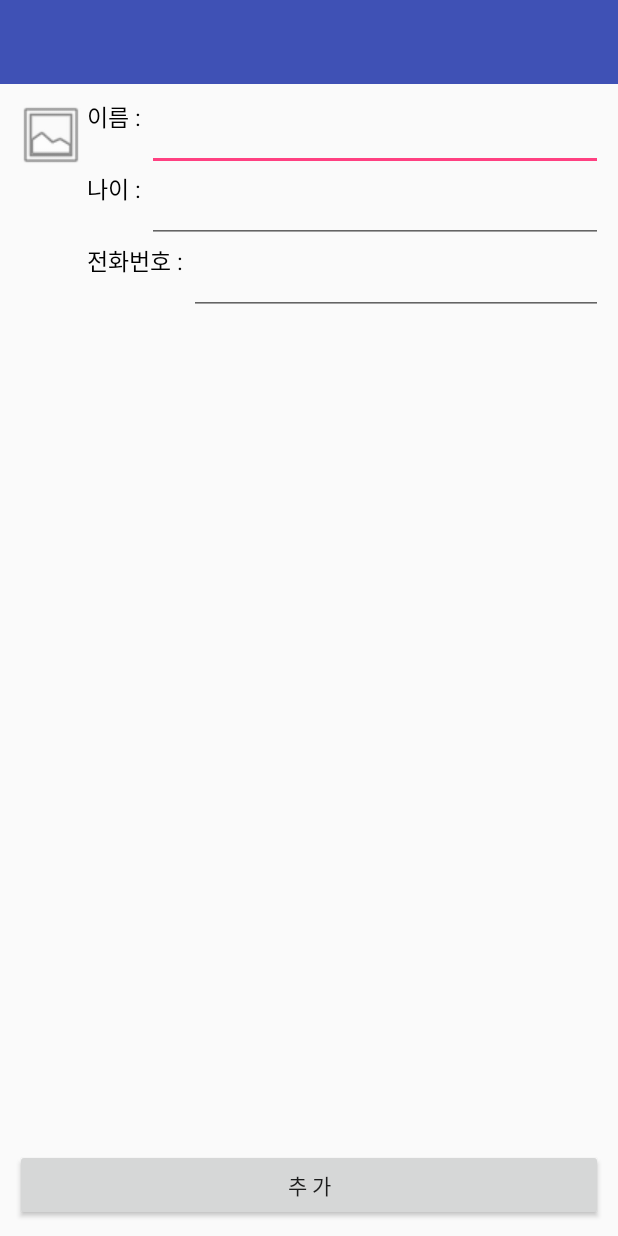
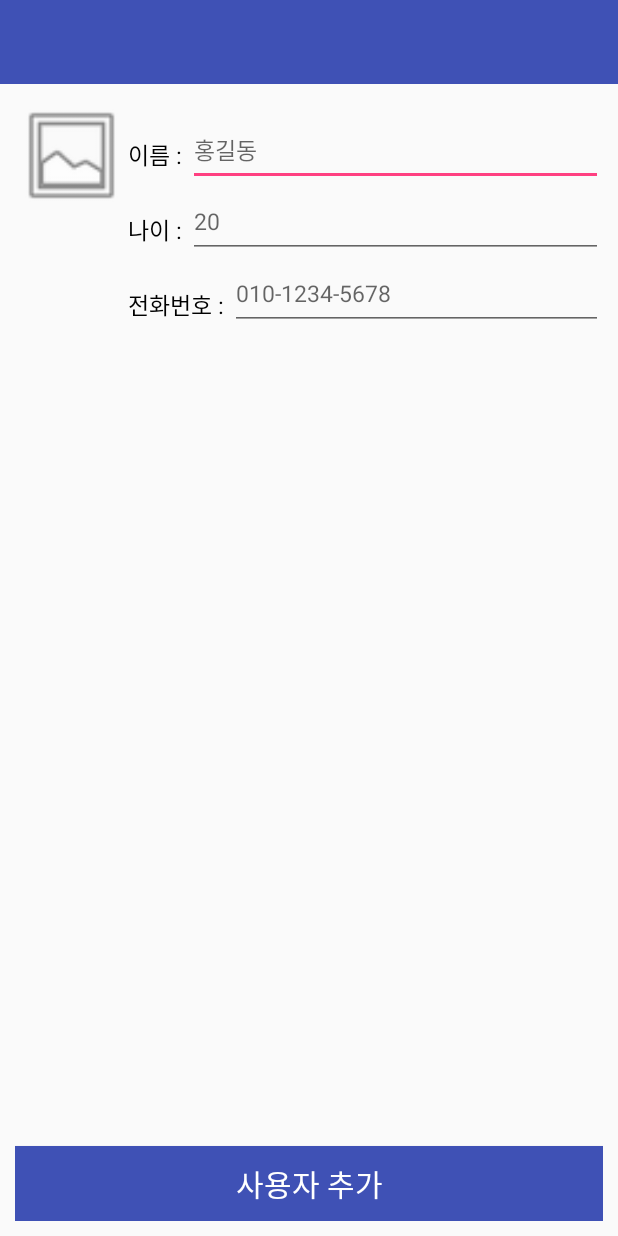
Before and after one commit to GeoN5/Sqlite_anko, an Android app: the SaveUserActivity screen opened directly, with no data from a screen before it, on a phone screen of 412 x 824 dp. Run offline under Robolectric (Android 15) with nearby library versions, the phone set to English and light mode, and no system bars.

Commit message:
code refactoring

```diff
--- a/app/src/main/AndroidManifest.xml
+++ b/app/src/main/AndroidManifest.xml
@@ -7,12 +7,13 @@
 
     <application
         android:allowBackup="true"
-        android:icon="@mipmap/ic_launcher"
+        android:icon="@drawable/app_icon"
         android:label="@string/app_name"
         android:roundIcon="@mipmap/ic_launcher_round"
         android:supportsRtl="true"
         android:theme="@style/AppTheme"
-        tools:ignore="GoogleAppIndexingWarning">
+        tools:ignore="AllowBackup,GoogleAppIndexingWarning">
+
         <activity android:name=".MainActivity">
             <intent-filter>
                 <action android:name="android.intent.action.MAIN" />
--- a/app/src/main/java/com/example/geonho/registerroadbook/MainActivity.kt
+++ b/app/src/main/java/com/example/geonho/registerroadbook/MainActivity.kt
@@ -15,7 +15,7 @@ class MainActivity : AppCompatActivity() {
     var mDBHandler:DBHandler_Anko = DBHandler_Anko(this)
 
     companion object {
-        val REQUEST_ADD_USER = 1001
+        const val REQUEST_ADD_USER = 1001
     }
 
     override fun onCreate(savedInstanceState: Bundle?) {
--- a/app/src/main/java/com/example/geonho/registerroadbook/SaveUserActivity.kt
+++ b/app/src/main/java/com/example/geonho/registerroadbook/SaveUserActivity.kt
@@ -18,11 +18,11 @@ import kotlinx.android.synthetic.main.activity_save_user.*
 
 @Suppress("DEPRECATION")
 class SaveUserActivity : AppCompatActivity() {
-    val mDBHandler = DBHandler_Anko(this)
+    private val mDBHandler = DBHandler_Anko(this)
     //외부 클래스로 요청한 작업에 대한 결과값 구분 변수
-    val PICK_IMAGE:Int = 1010
-    val REQ_PERMISSION = 1011
-    var mSelectedImgId:Long = 0
+    private val PICK_IMAGE:Int = 1010
+    private val REQ_PERMISSION = 1011
+    private var mSelectedImgId:Long = 0
 
     override fun onCreate(savedInstanceState: Bundle?) {
         super.onCreate(savedInstanceState)
@@ -47,13 +47,14 @@ class SaveUserActivity : AppCompatActivity() {
     override fun onRequestPermissionsResult(requestCode: Int, permissions: Array<out String>, grantResults: IntArray) {
         super.onRequestPermissionsResult(requestCode, permissions, grantResults)
 
-        var notGranted = kotlin.arrayOfNulls<String>(permissions.size)//1
+        val notGranted = kotlin.arrayOfNulls<String>(permissions.size)//1
                 when(requestCode){
                     REQ_PERMISSION ->{
-                        var index:Int = 0
+                        var index = 0
                         for(i in 0 until permissions.size) { //0
                             if (grantResults[i] != PackageManager.PERMISSION_GRANTED) {
                                 val rationale = ActivityCompat.shouldShowRequestPermissionRationale(this, permissions[i])
+                                //check -> false
                                 if (!rationale) { //Show Dialog that explain to grant permission
                                     val dialogBuild = AlertDialog.Builder(this).setTitle("권한 설정")
                                             .setMessage("이미지 썸네일을 만들기 위해서 저장권한이 필요합니다. 승인하지 않으면 이미지를 설정할 수 없습니다.")
@@ -63,19 +64,19 @@ class SaveUserActivity : AppCompatActivity() {
                                             }
                                     dialogBuild.create().show()
                                 } else {
-                                    notGranted[index++] = permissions[i]//??
+                                    notGranted[index++] = permissions[i]
                                 }
                             }
                         }
 
-                    if(notGranted.isNotEmpty()){//??
+                    if(notGranted.isNotEmpty()){
                         ActivityCompat.requestPermissions(this,notGranted,REQ_PERMISSION)
                     }
                 }
              }
         }
 
-    fun showSetting(){
+    private fun showSetting(){
         //사용자가 권한을 부여하도록 시스템 설정창으로 이동하기
         startActivity(Intent(Settings.ACTION_APPLICATION_DETAILS_SETTINGS, Uri.fromParts("package",packageName,null))
                 .addFlags(Intent.FLAG_ACTIVITY_NEW_TASK))
@@ -102,7 +103,7 @@ class SaveUserActivity : AppCompatActivity() {
         }
     }
 
-    fun getImageId(uri: Uri):Long{
+    private fun getImageId(uri: Uri):Long{
         //컨텐트 프로바이더를 이용하여 이미지 가져오기
         val projection = arrayOf(MediaStore.Images.Media._ID)
         val cursor = managedQuery(uri,projection,null,null,null)
@@ -120,7 +121,7 @@ class SaveUserActivity : AppCompatActivity() {
 
     fun onClickSaveBtn(view:View){
         //사용자가 작성한 내용 저장 후 메인 화면으로 이동하기
-        val user:UserInfo = UserInfo(edit_name.text.toString(),edit_age.text.toString(),edit_tel.text.toString(),mSelectedImgId.toString())
+        val user = UserInfo(edit_name.text.toString(),edit_age.text.toString(),edit_tel.text.toString(),mSelectedImgId.toString())
         mDBHandler.addUser(user)
         mDBHandler.close()
         finish()
--- a/app/src/main/res/layout/activity_main.xml
+++ b/app/src/main/res/layout/activity_main.xml
@@ -20,6 +20,7 @@
     <ListView
         android:id="@+id/user_list"
         android:layout_width="match_parent"
-        android:layout_height="wrap_content" />
+        android:layout_height="wrap_content"
+        tools:listitem="@layout/layour_user_list"/>
 
 </LinearLayout>
--- a/app/src/main/res/layout/activity_save_user.xml
+++ b/app/src/main/res/layout/activity_save_user.xml
@@ -20,21 +20,26 @@
         android:padding="10dp">
         <ImageView
             android:id="@+id/sel_image"
-            android:layout_width="48dp"
-            android:layout_height="48dp"
+            android:layout_width="75dp"
+            android:layout_height="75dp"
             android:clickable="true"
             android:background="@android:drawable/ic_menu_gallery"
-            android:onClick="onClickImage"/>
+            android:onClick="onClickImage"
+            tools:ignore="ContentDescription"
+            android:focusable="true" />
 
         <RelativeLayout
             android:id="@+id/frame_info"
             android:layout_width="match_parent"
             android:layout_height="wrap_content"
-            android:layout_toRightOf="@+id/sel_image">
+            android:layout_toRightOf="@+id/sel_image"
+            android:layout_marginTop="10dp"
+            tools:ignore="RtlHardcoded">
             <TextView
+                android:layout_marginTop="15dp"
                 android:id="@+id/txt_name"
                 android:layout_width="wrap_content"
-                android:layout_height="48dp"
+                android:layout_height="40dp"
                 android:text="이름 : "
                 android:textColor="@android:color/black"
                 android:textSize="15sp"/>
@@ -43,13 +48,16 @@
                 android:layout_width="match_parent"
                 android:layout_height="48dp"
                 android:layout_toRightOf="@+id/txt_name"
-                android:textSize="15dp"
-                android:textColor="@android:color/black"/>
+                android:textSize="15sp"
+                android:textColor="@android:color/black"
+                android:inputType="text"
+                android:hint="홍길동" />
 
             <TextView
+                android:layout_marginTop="10dp"
                 android:id="@+id/txt_age"
                 android:layout_width="wrap_content"
-                android:layout_height="48dp"
+                android:layout_height="40dp"
                 android:layout_below="@+id/txt_name"
                 android:text="나이 : "
                 android:textColor="@android:color/black"
@@ -60,13 +68,16 @@
                 android:layout_height="48dp"
                 android:layout_below="@+id/edit_name"
                 android:layout_toRightOf="@+id/txt_age"
-                android:textSize="15dp"
-                android:textColor="@android:color/black"/>
+                android:textSize="15sp"
+                android:textColor="@android:color/black"
+                android:inputType="number"
+                android:hint="20"/>
 
             <TextView
+                android:layout_marginTop="10dp"
                 android:id="@+id/txt_tel"
                 android:layout_width="wrap_content"
-                android:layout_height="48dp"
+                android:layout_height="40dp"
                 android:layout_below="@+id/txt_age"
                 android:text="전화번호 : "
                 android:textColor="@android:color/black"
@@ -78,15 +89,22 @@
                 android:layout_height="48dp"
                 android:layout_below="@+id/edit_age"
                 android:layout_toRightOf="@+id/txt_tel"
-                android:textSize="15dp"
-                android:textColor="@android:color/black"/>
+                android:textSize="15sp"
+                android:textColor="@android:color/black"
+                android:hint="010-1234-5678"
+                android:inputType="phone"/>
         </RelativeLayout>
+
         <Button
             android:id="@+id/btn_add"
             android:layout_width="match_parent"
-            android:layout_height="48dp"
+            android:layout_height="50dp"
             android:layout_alignParentBottom="true"
-            android:text="추 가"
+            android:text="사용자 추가"
+            android:background="@color/colorPrimary"
+            android:textColor="@android:color/white"
+            android:textSize="20dp"
             android:onClick="onClickSaveBtn"/>
     </RelativeLayout>
+
 </LinearLayout>
```
Also changed, not shown: app/src/main/java/com/example/geonho/registerroadbook/DB/DBHandler.kt (+10 -10 lines), app/src/main/java/com/example/geonho/registerroadbook/DB/DBHandler_Anko.kt (+9 -9 lines), app/src/main/java/com/example/geonho/registerroadbook/UserListAdapter.kt (+4 -4 lines), app/src/main/res/layout/layour_user_list.xml (+14 -10 lines), app/src/main/res/drawable-hdpi/app_icon.jpg (added), app/src/main/res/drawable-mdpi/app_icon.jpg (added), app/src/main/res/drawable-xhdpi/app_icon.jpg (added), app/src/main/res/drawable-xxhdpi/app_icon.jpg (added), app/src/main/res/drawable-xxxhdpi/app_icon.jpg (added).
